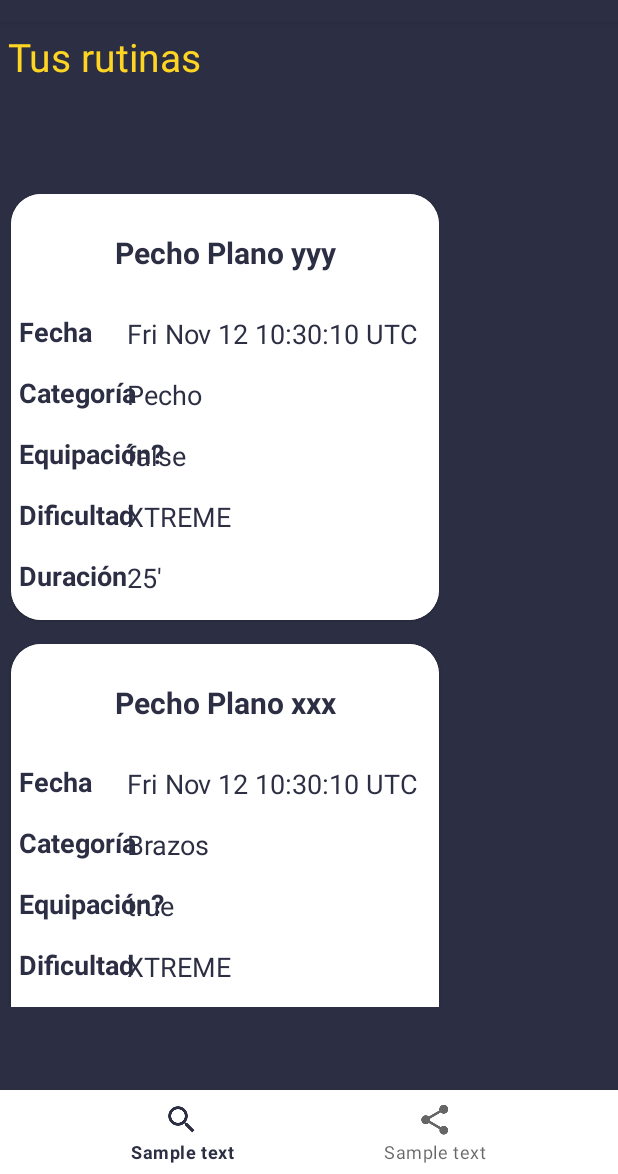
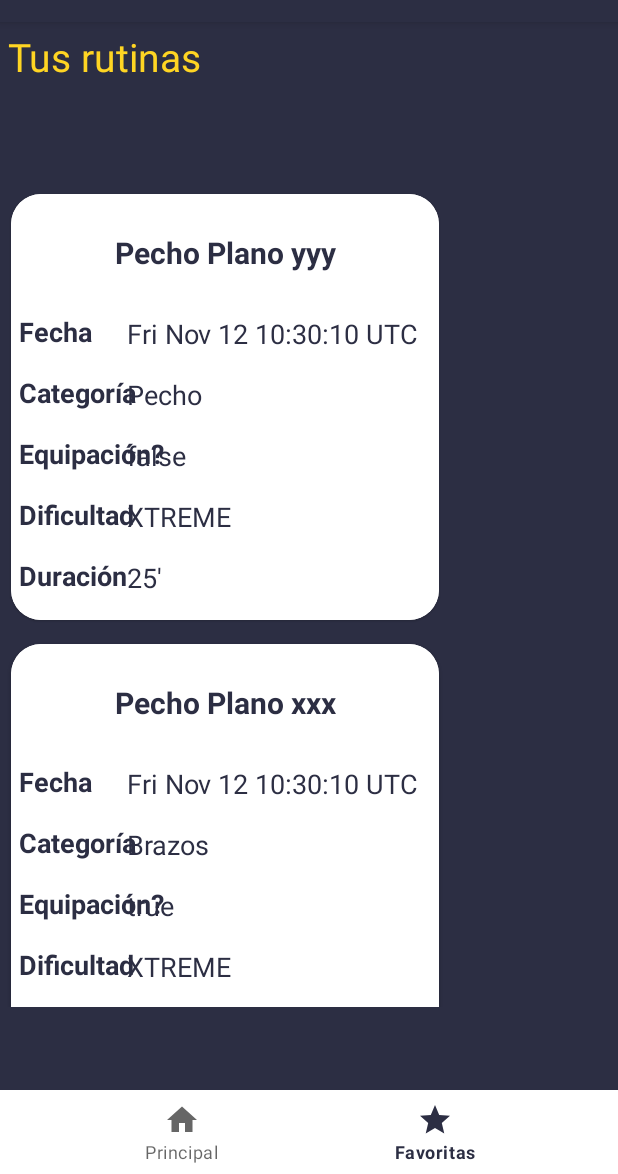
Before and after one commit to gbeade/EntrenappMobile, an Android app: the BodyActivity screen opened directly, with no data from a screen before it, on a phone screen of 412 x 824 dp, the part 62-1236 px from its top. Run offline under Robolectric (Android 15) with nearby library versions, the phone set to English and light mode, and no system bars; our stand-ins replace navigation-ui.

Commit message:
Se agrego cambios de fragmentos en el BottomNavigation

```diff
--- a/app/src/main/java/com/example/entrenapp/BodyActivity.java
+++ b/app/src/main/java/com/example/entrenapp/BodyActivity.java
@@ -2,20 +2,31 @@ package com.example.entrenapp;
 
 import androidx.appcompat.app.ActionBar;
 import androidx.appcompat.app.AppCompatActivity;
+import androidx.navigation.Navigation;
+import androidx.navigation.fragment.NavHostFragment;
+import androidx.navigation.ui.NavigationUI;
 
 import android.os.Bundle;
 import android.view.View;
 
-import com.example.entrenapp.databinding.ActivityBodyBinding;
-import com.example.entrenapp.databinding.ActivityYourRoutinesBinding;
-import com.example.entrenapp.databinding.ToolbarMainBinding;
+
+import com.google.android.material.bottomnavigation.BottomNavigationView;
 
 public class BodyActivity extends AppCompatActivity {
+    BottomNavigationView bottomNavigationView;
 
     @Override
     protected void onCreate(Bundle savedInstanceState) {
         super.onCreate(savedInstanceState);
         setContentView(R.layout.activity_body);
+//        ActivityBodyBinding binding = ActivityBodyBinding.inflate(getLayoutInflater());
+//        setContentView(binding.getRoot());
+
+         bottomNavigationView = findViewById(R.id.bottom_navigation);
+        NavHostFragment navHostFragment = (NavHostFragment)getSupportFragmentManager().findFragmentById(R.id.nav_host_fragment);
+        NavigationUI.setupWithNavController(bottomNavigationView,navHostFragment.getNavController());
+
+
 //        ActivityBodyBinding binding = ActivityBodyBinding.inflate(getLayoutInflater());
 //        View root = binding.getRoot();
 //
--- /dev/null
+++ b/app/src/main/res/drawable/ic_baseline_sports_24.xml
@@ -0,0 +1,6 @@
+<vector android:height="24dp" android:tint="#FFD523"
+    android:viewportHeight="24" android:viewportWidth="24"
+    android:width="24dp" xmlns:android="http://schemas.android.com/apk/res/android">
+    <path android:fillColor="@android:color/white" android:pathData="M11.23,6C9.57,6 8.01,6.66 6.87,7.73C6.54,6.73 5.61,6 4.5,6C3.12,6 2,7.12 2,8.5C2,9.88 3.12,11 4.5,11c0.21,0 0.41,-0.03 0.61,-0.08c-0.05,0.25 -0.09,0.51 -0.1,0.78c-0.18,3.68 2.95,6.68 6.68,6.27c2.55,-0.28 4.68,-2.26 5.19,-4.77c0.15,-0.71 0.15,-1.4 0.06,-2.06c-0.09,-0.6 0.38,-1.13 0.99,-1.13H22V6H11.23zM4.5,9C4.22,9 4,8.78 4,8.5C4,8.22 4.22,8 4.5,8S5,8.22 5,8.5C5,8.78 4.78,9 4.5,9zM11,15c-1.66,0 -3,-1.34 -3,-3s1.34,-3 3,-3s3,1.34 3,3S12.66,15 11,15z"/>
+    <path android:fillColor="@android:color/white" android:pathData="M11,12m-2,0a2,2 0,1 1,4 0a2,2 0,1 1,-4 0"/>
+</vector>
--- /dev/null
+++ b/app/src/main/res/drawable/ic_grade.xml
@@ -0,0 +1,5 @@
+<vector android:height="24dp" android:tint="#FFD523"
+    android:viewportHeight="24" android:viewportWidth="24"
+    android:width="24dp" xmlns:android="http://schemas.android.com/apk/res/android">
+    <path android:fillColor="@android:color/white" android:pathData="M12,17.27L18.18,21l-1.64,-7.03L22,9.24l-7.19,-0.61L12,2 9.19,8.63 2,9.24l5.46,4.73L5.82,21z"/>
+</vector>
--- /dev/null
+++ b/app/src/main/res/drawable/ic_home.xml
@@ -0,0 +1,5 @@
+<vector android:height="24dp" android:tint="#FFD523"
+    android:viewportHeight="24" android:viewportWidth="24"
+    android:width="24dp" xmlns:android="http://schemas.android.com/apk/res/android">
+    <path android:fillColor="@android:color/white" android:pathData="M10,20v-6h4v6h5v-8h3L12,3 2,12h3v8z"/>
+</vector>
--- a/app/src/main/res/layout/activity_body.xml
+++ b/app/src/main/res/layout/activity_body.xml
@@ -7,7 +7,6 @@
     tools:context=".BodyActivity">
 
     <include
-        android:id="@+id/toolbar"
         layout="@layout/toolbar_main"
         android:layout_width="match_parent"
         android:layout_height="wrap_content"
@@ -24,7 +23,7 @@
         android:layout_height="0dp"
         android:layout_marginBottom="0dp"
         app:defaultNavHost="true"
-        app:layout_constraintBottom_toTopOf="@+id/bottom_navigation"
+        app:layout_constraintBottom_toTopOf="@+id/bottom_navigation_body"
         app:layout_constraintHorizontal_bias="0.0"
 
         app:layout_constraintLeft_toLeftOf="parent"
@@ -33,14 +32,16 @@
         app:layout_constraintVertical_bias="0.0"
         app:navGraph="@navigation/nav_graph" />
 
-    <com.google.android.material.bottomnavigation.BottomNavigationView
-        android:id="@+id/bottom_navigation"
+
+    <include
+        layout="@layout/bottom_navigation_body"
+        android:id="@+id/bottom_navigation_body"
         android:layout_width="match_parent"
         android:layout_height="wrap_content"
-        android:background="@color/white"
+        android:background="@color/primary"
         app:layout_constraintBottom_toBottomOf="parent"
-        app:layout_constraintTop_toBottomOf="@+id/nav_host_fragment"
-        app:menu="@menu/bottom_navigation_menu"
-        tools:layout_editor_absoluteX="16dp" />
+        app:layout_constraintEnd_toEndOf="@+id/nav_host_fragment"
+         />
+
 
 </androidx.constraintlayout.widget.ConstraintLayout>
--- /dev/null
+++ b/app/src/main/res/layout/bottom_navigation_body.xml
@@ -0,0 +1,20 @@
+<?xml version="1.0" encoding="utf-8"?>
+<androidx.constraintlayout.widget.ConstraintLayout xmlns:android="http://schemas.android.com/apk/res/android"
+    xmlns:app="http://schemas.android.com/apk/res-auto"
+    xmlns:tools="http://schemas.android.com/tools"
+    android:layout_width="match_parent"
+    android:layout_height="wrap_content">
+
+
+    <com.google.android.material.bottomnavigation.BottomNavigationView
+        android:id="@+id/bottom_navigation"
+        android:layout_width="match_parent"
+        android:layout_height="wrap_content"
+        android:background="@color/white"
+        app:layout_constraintBottom_toBottomOf="parent"
+        app:layout_constraintEnd_toEndOf="parent"
+        app:menu="@menu/bottom_navigation_menu"
+        />
+
+
+</androidx.constraintlayout.widget.ConstraintLayout>
--- a/app/src/main/res/menu/bottom_navigation_menu.xml
+++ b/app/src/main/res/menu/bottom_navigation_menu.xml
@@ -1,13 +1,19 @@
 <?xml version="1.0" encoding="utf-8"?>
 <menu xmlns:android="http://schemas.android.com/apk/res/android">
     <item
-        android:id="@+id/page_1"
+        android:id="@+id/routineLandingFragment"
         android:enabled="true"
-        android:icon="@drawable/ic_search"
-        android:title="@string/sample"/>
+        android:icon="@drawable/ic_home"
+        android:title="@string/home"/>
     <item
-        android:id="@+id/page_2"
+        android:id="@+id/myRoutinesFragment"
         android:enabled="true"
-        android:icon="@drawable/ic_share"
-        android:title="@string/sample"/>
+        android:icon="@drawable/ic_grade"
+        android:title="@string/favourite"/>
+
+<!--    <item-->
+<!--        android:id="@+id/myRoutinesFragment"-->
+<!--        android:enabled="true"-->
+<!--        android:icon="@drawable/ic_grade"-->
+<!--        android:title="@string/favourite"/>-->
 </menu>
--- a/app/src/main/res/values/strings.xml
+++ b/app/src/main/res/values/strings.xml
@@ -21,7 +21,9 @@
     <string name="time_interval3">45-60</string>
     <string name="save">Guardar</string>
     <string name="hello_blank_fragment">Hello blank fragment</string>
-    <string name="sample">Sample text</string>
+    <string name="favourite">Favoritas</string>
+    <string name="home">Principal</string>
+
 
 
 </resources>
```
